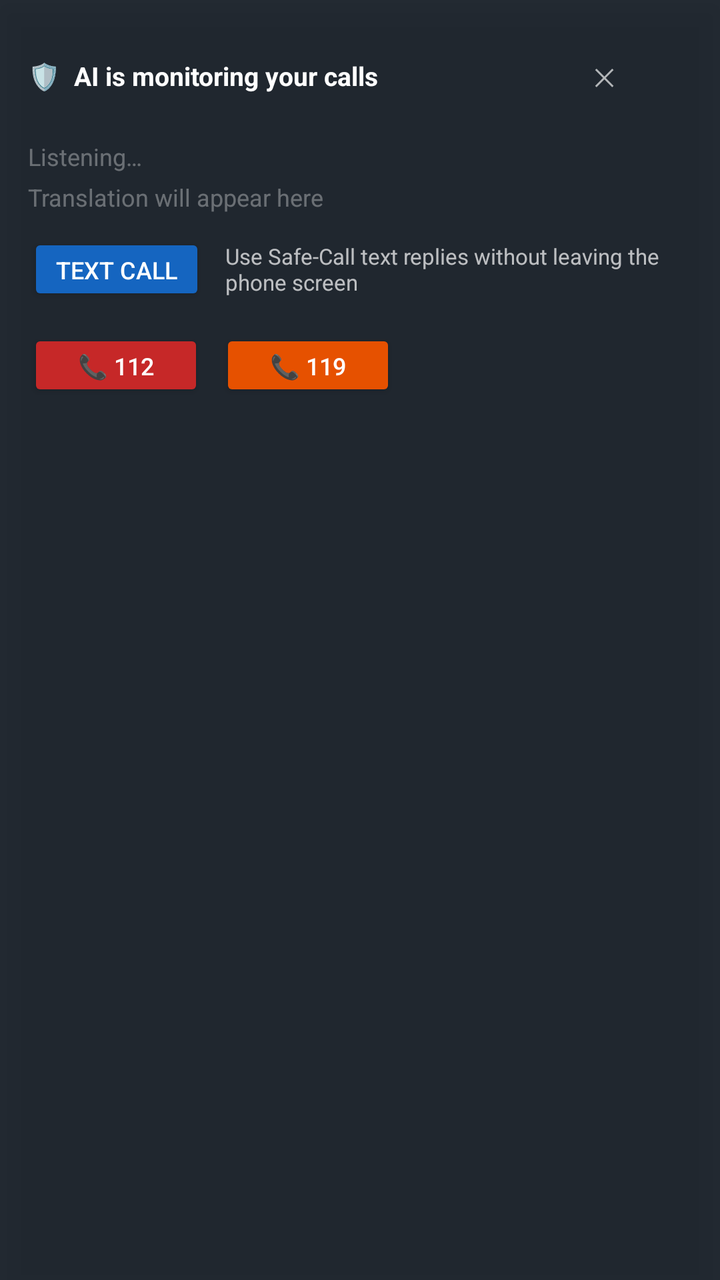
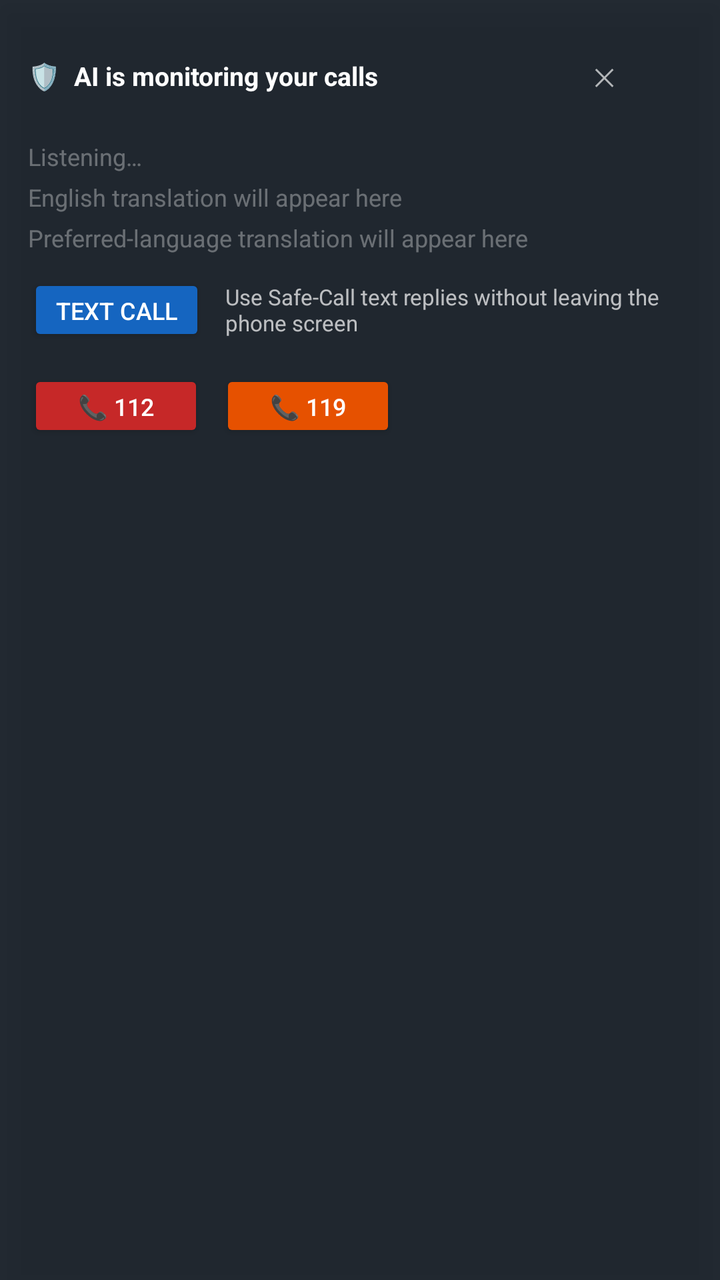

Before-and-after screenshots of an Android layout around one commit, followed by the original layout XML and the change that was made.
<!-- AndroidManifest.xml: fallback theme Theme.MaterialComponents.DayNight.NoActionBar -->
<!-- res/layout/overlay_call_assistant.xml -->
<?xml version="1.0" encoding="utf-8"?>
<LinearLayout xmlns:android="http://schemas.android.com/apk/res/android"
    android:orientation="vertical"
    android:background="#E8101820"
    android:padding="14dp"
    android:elevation="8dp"
    android:layout_width="match_parent"
    android:layout_height="wrap_content">

    
    <LinearLayout
        android:orientation="horizontal"
        android:gravity="center_vertical"
        android:layout_width="match_parent"
        android:layout_height="wrap_content">

        <TextView
            android:text="🛡️  AI is monitoring your calls"
            android:textColor="#FFFFFF"
            android:textStyle="bold"
            android:textSize="13sp"
            android:layout_weight="1"
            android:layout_width="0dp"
            android:layout_height="wrap_content" />

        <Button
            android:id="@+id/btnDismiss"
            android:text="✕"
            android:textSize="12sp"
            android:textColor="#AAFFFFFF"
            android:background="@null"
            android:padding="4dp"
            android:layout_width="wrap_content"
            android:layout_height="wrap_content" />
    </LinearLayout>

    
    <TextView
        android:id="@+id/tvWarning"
        android:visibility="gone"
        android:textColor="#FF6B6B"
        android:textStyle="bold"
        android:textSize="13sp"
        android:background="#33FF0000"
        android:padding="8dp"
        android:layout_marginTop="8dp"
        android:layout_width="match_parent"
        android:layout_height="wrap_content" />

    
    <TextView
        android:id="@+id/tvTranscript"
        android:hint="Listening…"
        android:textColorHint="#55FFFFFF"
        android:textColor="#DDFFFFFF"
        android:textSize="12sp"
        android:maxLines="3"
        android:ellipsize="start"
        android:layout_marginTop="8dp"
        android:layout_width="match_parent"
        android:layout_height="wrap_content" />

    
    <TextView
        android:id="@+id/tvTranslation"
        android:hint="Translation will appear here"
        android:textColorHint="#55FFFFFF"
        android:textColor="#4FC3F7"
        android:textSize="12sp"
        android:maxLines="3"
        android:ellipsize="start"
        android:layout_marginTop="4dp"
        android:layout_width="match_parent"
        android:layout_height="wrap_content" />

    <LinearLayout
        android:orientation="horizontal"
        android:gravity="center_vertical"
        android:layout_marginTop="10dp"
        android:layout_width="match_parent"
        android:layout_height="wrap_content">

        <Button
            android:id="@+id/btnTextCallToggle"
            android:text="Text Call"
            android:textColor="#FFFFFF"
            android:backgroundTint="#1565C0"
            android:textSize="12sp"
            android:paddingStart="14dp"
            android:paddingEnd="14dp"
            android:layout_width="wrap_content"
            android:layout_height="36dp" />

        <TextView
            android:id="@+id/tvTextCallStatus"
            android:text="Use Safe-Call text replies without leaving the phone screen"
            android:textColor="#B3FFFFFF"
            android:textSize="11sp"
            android:layout_marginStart="10dp"
            android:layout_width="0dp"
            android:layout_weight="1"
            android:layout_height="wrap_content" />
    </LinearLayout>

    <HorizontalScrollView
        android:id="@+id/textCallRepliesContainer"
        android:visibility="gone"
        android:layout_marginTop="8dp"
        android:scrollbars="none"
        android:layout_width="match_parent"
        android:layout_height="wrap_content">

        <LinearLayout
            android:orientation="horizontal"
            android:layout_width="wrap_content"
            android:layout_height="wrap_content">

            <Button
                android:id="@+id/btnReplyWho"
                android:text="Who are you?"
                android:textAllCaps="false"
                android:textColor="#FFFFFF"
                android:backgroundTint="#263238"
                android:textSize="12sp"
                android:layout_width="wrap_content"
                android:layout_height="36dp" />

            <Button
                android:id="@+id/btnReplyBusy"
                android:text="I can't talk now"
                android:textAllCaps="false"
                android:textColor="#FFFFFF"
                android:backgroundTint="#263238"
                android:textSize="12sp"
                android:layout_marginStart="8dp"
                android:layout_width="wrap_content"
                android:layout_height="36dp" />

            <Button
                android:id="@+id/btnReplyText"
                android:text="Send me a text"
                android:textAllCaps="false"
                android:textColor="#FFFFFF"
                android:backgroundTint="#263238"
                android:textSize="12sp"
                android:layout_marginStart="8dp"
                android:layout_width="wrap_content"
                android:layout_height="36dp" />
        </LinearLayout>
    </HorizontalScrollView>

    
    <LinearLayout
        android:orientation="horizontal"
        android:layout_marginTop="12dp"
        android:layout_width="wrap_content"
        android:layout_height="wrap_content">

        <Button
            android:id="@+id/btn112"
            android:text="📞 112"
            android:textColor="#FFFFFF"
            android:backgroundTint="#C62828"
            android:textSize="12sp"
            android:paddingStart="14dp"
            android:paddingEnd="14dp"
            android:layout_width="wrap_content"
            android:layout_height="36dp" />

        <Button
            android:id="@+id/btn119"
            android:text="📞 119"
            android:textColor="#FFFFFF"
            android:backgroundTint="#E65100"
            android:textSize="12sp"
            android:layout_marginStart="8dp"
            android:paddingStart="14dp"
            android:paddingEnd="14dp"
            android:layout_width="wrap_content"
            android:layout_height="36dp" />
    </LinearLayout>

</LinearLayout>
<!-- resources referenced by this layout -->
<resources>

</resources>

<!-- the commit's change to res/layout/overlay_call_assistant.xml (unified diff, before → after) -->
@@ -62,10 +62,22 @@
 
     
     <TextView
-        android:id="@+id/tvTranslation"
-        android:hint="Translation will appear here"
+        android:id="@+id/tvEnglishTranslation"
+        android:hint="English translation will appear here"
         android:textColorHint="#55FFFFFF"
         android:textColor="#4FC3F7"
+        android:textSize="12sp"
+        android:maxLines="3"
+        android:ellipsize="start"
+        android:layout_marginTop="4dp"
+        android:layout_width="match_parent"
+        android:layout_height="wrap_content" />
+
+    <TextView
+        android:id="@+id/tvPreferredTranslation"
+        android:hint="Preferred-language translation will appear here"
+        android:textColorHint="#55FFFFFF"
+        android:textColor="#7EE787"
         android:textSize="12sp"
         android:maxLines="3"
         android:ellipsize="start"
